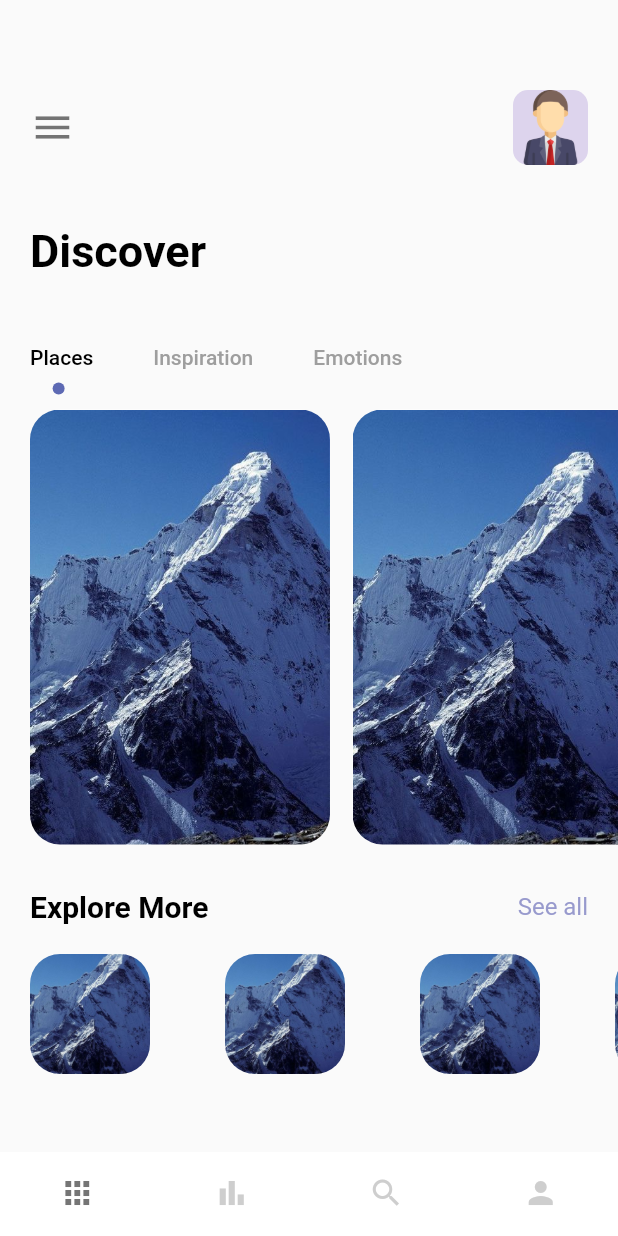
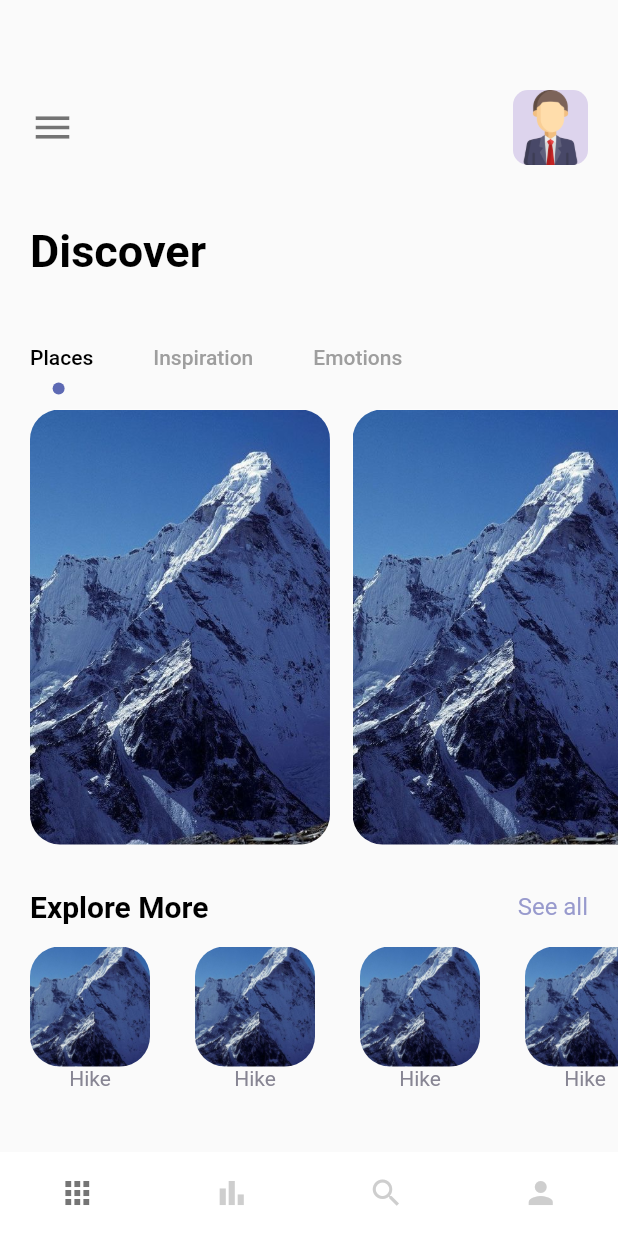
Before and after one commit to cjchika/travel_app, a Flutter app: the screen it shows after launch, on a phone screen of 412 x 824 dp. Run offline on Flutter 3.47's test engine with Material 2 defaults, Android fonts, the phone set to English and light mode, and no system bars.

Commit message:
Home Screen

```diff
--- a/lib/screens/navscreens/home_screen.dart
+++ b/lib/screens/navscreens/home_screen.dart
@@ -13,6 +13,13 @@ class HomeScreen extends StatefulWidget {
 }
 
 class _HomeScreenState extends State<HomeScreen> with TickerProviderStateMixin {
+  var imageText = {
+    "ballooning.png":"Ballooning",
+    "hiking.png":"Hiking",
+    "kayaking.png":"Kayaking",
+    "snorkeling.png":"Snorkeling"
+  };
+
   @override
   Widget build(BuildContext context) {
     TabController _tabController = TabController(length: 3, vsync: this);
@@ -108,7 +115,7 @@ class _HomeScreenState extends State<HomeScreen> with TickerProviderStateMixin {
                   AppText(text: "See all", color: AppColors.textColor1)
                 ],
               )),
-          const SizedBox(height: 20),
+          const SizedBox(height: 15),
           Container(
             height: 100,
             width: double.maxFinite,
@@ -117,10 +124,12 @@ class _HomeScreenState extends State<HomeScreen> with TickerProviderStateMixin {
               scrollDirection: Axis.horizontal,
                 itemCount: 4,
                 itemBuilder: (ctx, index) {
-                  return Column(
+                  return Container(
+                    margin: const EdgeInsets.only(right: 30),
+                    child: Column(
                       children: [
                         Container(
-                        margin: const EdgeInsets.only(right: 50),
+                          // margin: const EdgeInsets.only(right: 50),
                           width: 80,
                           height: 80,
                           decoration: BoxDecoration(
@@ -130,8 +139,10 @@ class _HomeScreenState extends State<HomeScreen> with TickerProviderStateMixin {
                                 image: AssetImage("img/mountain.jpeg"),
                                 fit: BoxFit.cover),
                           ),
-                      )
+                        ),
+                        Container(child: AppText(text: "Hike", size: 14, color: AppColors.textColor2,),)
                       ],
+                    ),
                   );
                 }),
           ),
```
Lines whose indentation alone changed are shown as unchanged.
